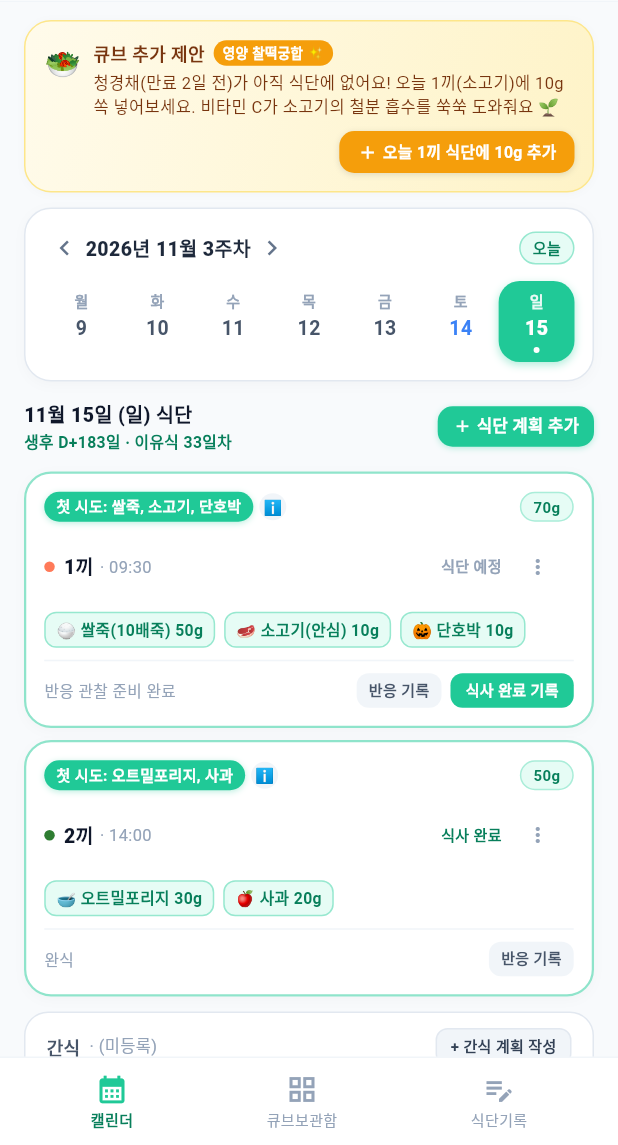
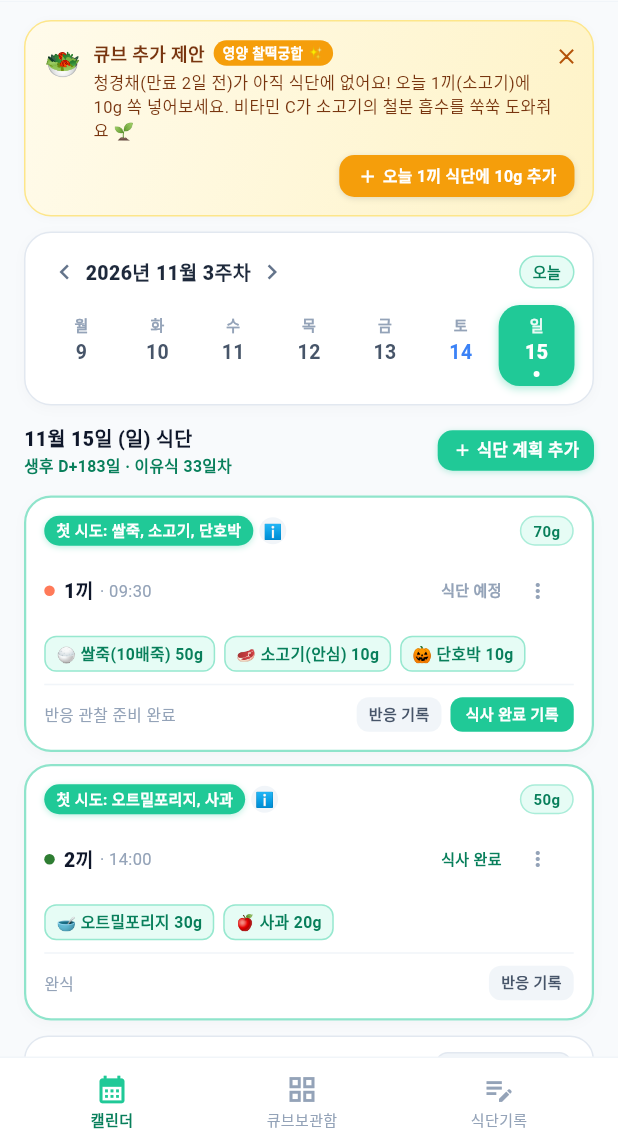
Before and after one commit to yeonu0114/baby_food, a Flutter app: the screen it shows after launch, on a phone screen of 412 x 824 dp, the part 91-1236 px from its top. Run offline on Flutter 3.47's test engine with Material 3 defaults, Android fonts, the phone set to English and light mode, and no system bars; our stand-ins replace shared_preferences.

Commit message:
feat(v1.1.0): 큐브 추가 제안 닫기 버튼 추가 및 버전 업데이트

```diff
--- a/lib/main.dart
+++ b/lib/main.dart
@@ -2158,6 +2158,7 @@ class MealCalendarTab extends StatefulWidget {
 class _MealCalendarTabState extends State<MealCalendarTab> {
   late DateTime _focusedDate;
   late DateTime _selectedDate;
+  bool _isRescueDismissed = false;
 
   final List<String> _skinTags = ['피부 정상', '입주변 붉어짐', '두드러기/발진', '눈 비빔/가려움'];
   final List<String> _stoolTags = ['황금변', '된변', '무른변', '설사', '대변 X'];
@@ -2415,6 +2416,7 @@ class _MealCalendarTabState extends State<MealCalendarTab> {
 
   // 큐브 추가 제안 배너 (노란/앰버 계열 그라데이션 + 친근한 어투)
   Widget _buildRescueBanner(List<MealLog> logs) {
+    if (_isRescueDismissed) return const SizedBox.shrink();
     final expiring = widget.cubes.where((c) => !c.isPlannedOnly && c.quantity > 0 && c.daysRemaining >= 0 && c.daysRemaining <= 2).toList();
     if (expiring.isEmpty) return const SizedBox.shrink();
 
@@ -2484,6 +2486,14 @@ class _MealCalendarTabState extends State<MealCalendarTab> {
                       style: const TextStyle(fontSize: 11, color: Color(0xFF78350F), height: 1.35),
                     ),
                   ],
+                ),
+              ),
+              InkWell(
+                onTap: () => setState(() => _isRescueDismissed = true),
+                borderRadius: BorderRadius.circular(10),
+                child: const Padding(
+                  padding: EdgeInsets.only(left: 4, top: 2),
+                  child: Text('✕', style: TextStyle(fontSize: 12, fontWeight: FontWeight.bold, color: Color(0xFFB45309))),
                 ),
               ),
             ],
--- a/pubspec.yaml
+++ b/pubspec.yaml
@@ -1,7 +1,7 @@
 name: baby_food
 description: A new Flutter project.
 publish_to: 'none'
-version: 1.0.0+1
+version: 1.1.0+3
 
 environment:
   sdk: '>=3.0.0 <4.0.0'
```
